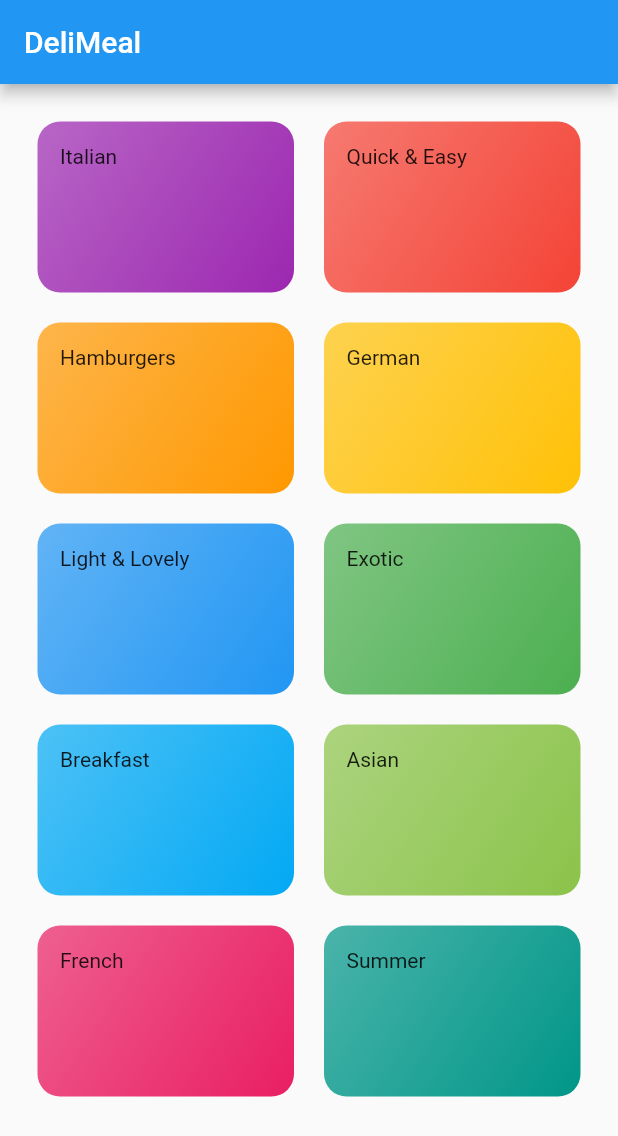
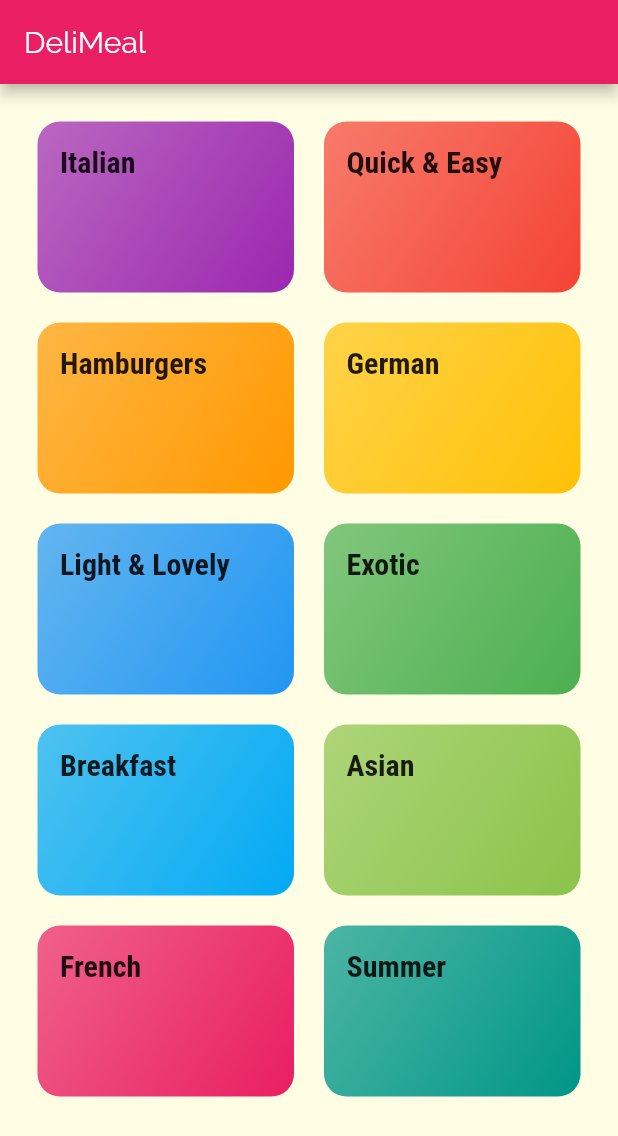
Before and after one commit to gleich/Meal-App, a Flutter app: the screen it shows after launch, on a phone screen of 412 x 824 dp. Shown: the top 1136 px of the screen. Run offline on Flutter 3.47's test engine with Material 2 defaults, Android fonts, the phone set to English and light mode, and no system bars.

Commit message:
Update more app fonts

```diff
--- a/lib/category_item.dart
+++ b/lib/category_item.dart
@@ -10,7 +10,10 @@
   Widget build(BuildContext context) {
     return Container(
       padding: const EdgeInsets.all(15),
-      child: Text(title),
+      child: Text(
+        title,
+        style: Theme.of(context).textTheme.title,
+      ),
       decoration: BoxDecoration(
         gradient: LinearGradient(
           colors: [
--- a/lib/main.dart
+++ b/lib/main.dart
@@ -11,7 +11,23 @@
       debugShowCheckedModeBanner: false,
       title: 'DeliMeals',
       theme: ThemeData(
-        primarySwatch: Colors.blue,
+        primarySwatch: Colors.pink,
+        accentColor: Colors.amber,
+        canvasColor: Color.fromRGBO(255, 254, 229, 1),
+        fontFamily: "Raleway",
+        textTheme: ThemeData.light().textTheme.copyWith(
+              body1: TextStyle(
+                color: Color.fromRGBO(20, 51, 51, 1),
+              ),
+              body2: TextStyle(
+                color: Color.fromRGBO(20, 51, 51, 1),
+              ),
+              title: TextStyle(
+                fontSize: 20,
+                fontWeight: FontWeight.bold,
+                fontFamily: "RobotoCondensed",
+              ),
+            ),
       ),
       home: CategoriesScreen(),
     );
```
Also changed, not shown: pubspec.yaml (+12 -3 lines), assets/fonts/RobotoCondensed/RobotoCondensed-Bold.ttf (added), assets/fonts/RobotoCondensed/RobotoCondensed-Italic.ttf (added), assets/fonts/RobotoCondensed/RobotoCondensed-Light.ttf (added), assets/fonts/RobotoCondensed/RobotoCondensed-Regular.ttf (added).
